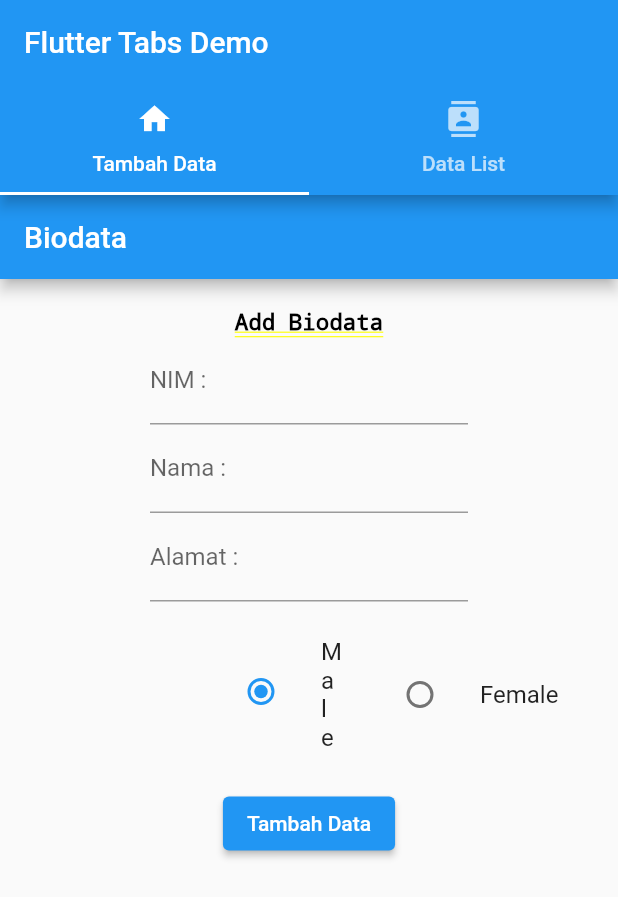
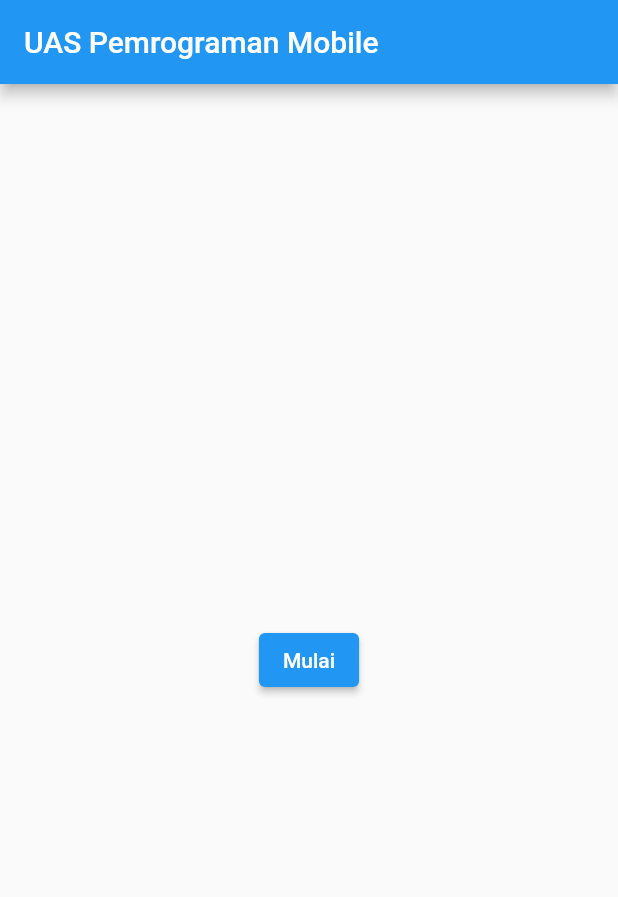
Before and after one commit to AndreMaulanaMustofa/UAS_Kelompok1_Mobile, a Flutter app: the screen it shows after launch, on a phone screen of 412 x 824 dp. Shown: the top 897 px of the screen. Run offline on Flutter 3.47's test engine with Material 2 defaults, Android fonts, the phone set to English and light mode, and no system bars; our stand-ins replace sqflite; missing offline and left inert: dart:js; accounts and stored records are empty.

Commit message:
Tambahan halaman

```diff
--- /dev/null
+++ b/lib/pages/home_page.dart
@@ -0,0 +1,79 @@
+import 'package:flutter/material.dart';
+import 'package:uas_kelompok1_mobile/DbHelper.dart';
+import 'package:uas_kelompok1_mobile/main.dart';
+import 'package:uas_kelompok1_mobile/models/item.dart';
+import 'package:uas_kelompok1_mobile/pages/biodata_page.dart';
+
+class homePage extends StatelessWidget{
+
+  List<Item> itemList;
+
+  @override
+  Widget build(BuildContext context) {
+    if (itemList == null){
+      itemList = List<Item>();
+    }
+    return MaterialApp(
+      home: Scaffold(
+        appBar: AppBar(
+          title: Text("UAS Pemrograman Mobile"),
+        ),
+      body: myButton(),
+      ),
+    );
+  }
+}
+
+class myButton extends StatefulWidget{
+
+  Item item;
+
+  @override
+  State<myButton> createState() => _myButton(item);
+}
+
+class _myButton extends State<myButton>{
+
+  DbHelper dbHelper = DbHelper();
+
+  int count = 0;
+
+  _myButton(Item item);
+
+  @override
+  Widget build(BuildContext context) {
+    return Center(
+        child: Column(
+          mainAxisAlignment: MainAxisAlignment.center,
+          children: <Widget>[
+            ElevatedButton(
+              child: Text("Mulai"),
+              onPressed: () async {
+                var item  = await navigateToBiodata(context, null);
+                if(item != null){
+                  addItem(item);
+                }
+              },
+            ),
+          ],
+        ),
+      );
+  }
+  Future<Item> navigateToBiodata(BuildContext context, Item item) async {
+    var result = await Navigator.push(
+      context,
+      MaterialPageRoute(builder: (BuildContext context) {
+        return MyApp();
+      }),
+    );
+    return result;
+  }
+
+  void addItem(Item item) async {
+    int result = await dbHelper.insert(item);
+    if (result > 0) {
+      Navigator.pushNamed(context, '/data');
+    }
+  }
+
+}
```
Also changed, not shown: lib/main.dart (+6 -1 lines).
